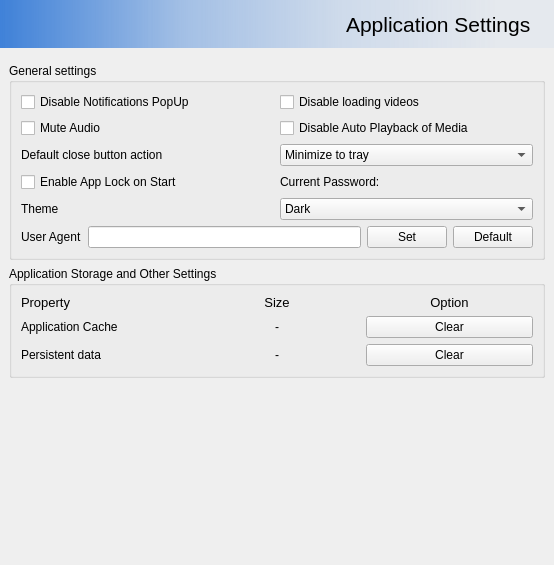
Above: src/settingswidget.ui from keshavbhatt/whatsie before the change. Below: the same form after it.
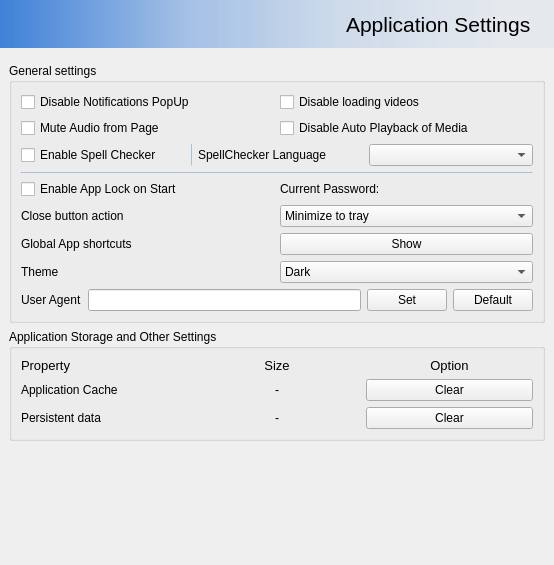
That is the form after the change. Icons and pictures are not drawn.

Commit message: spellcheck impl

The edit to the form file:
```diff
--- a/src/settingswidget.ui
+++ b/src/settingswidget.ui
@@ -104,64 +104,78 @@
          <string>General settings</string>
         </property>
         <layout class="QGridLayout" name="gridLayout_4">
-         <item row="0" column="0">
-          <layout class="QGridLayout" name="gridLayout">
-           <item row="0" column="0">
-            <widget class="QCheckBox" name="notificationCheckBox">
-             <property name="text">
-              <string>Disable Notifications PopUp</string>
-             </property>
-            </widget>
-           </item>
            <item row="1" column="0">
-            <widget class="QCheckBox" name="muteAudioCheckBox">
+          <layout class="QHBoxLayout" name="horizontalLayout_5">
+           <item>
+            <widget class="QCheckBox" name="enableSpellCheck">
              <property name="text">
-              <string>Mute Audio</string>
+              <string>Enable Spell Checker</string>
              </property>
             </widget>
            </item>
-           <item row="1" column="1">
-            <widget class="QCheckBox" name="autoPlayMediaCheckBox">
-             <property name="text">
-              <string>Disable Auto Playback of Media</string>
+           <item>
+            <widget class="Line" name="line">
+             <property name="minimumSize">
+              <size>
+               <width>1</width>
+               <height>0</height>
+              </size>
              </property>
+             <property name="maximumSize">
+              <size>
+               <width>1</width>
+               <height>16777215</height>
+              </size>
+             </property>
+             <property name="styleSheet">
+              <string notr="true">background-color: rgba(63, 129, 216, 48);</string>
+             </property>
+             <property name="frameShadow">
+              <enum>QFrame::Raised</enum>
+             </property>
+             <property name="orientation">
+              <enum>Qt::Vertical</enum>
+             </property>
             </widget>
            </item>
-           <item row="0" column="1">
-            <widget class="QCheckBox" name="disableVideosCheckBox">
+           <item>
+            <widget class="QLabel" name="label_8">
              <property name="text">
-              <string>Disable loading videos</string>
+              <string>SpellChecker Language</string>
              </property>
             </widget>
            </item>
+           <item>
+            <widget class="QComboBox" name="dictComboBox"/>
+           </item>
           </layout>
          </item>
-         <item row="5" column="0">
-          <layout class="QHBoxLayout" name="horizontalLayout_2">
+         <item row="4" column="0">
+          <layout class="QHBoxLayout" name="horizontalLayout">
            <item>
-            <widget class="QLabel" name="label_2">
+            <widget class="QLabel" name="label">
              <property name="text">
-              <string>Theme</string>
+              <string>Close button action</string>
              </property>
             </widget>
            </item>
            <item>
-            <widget class="QComboBox" name="themeComboBox">
+            <widget class="QComboBox" name="closeButtonActionComboBox">
              <item>
               <property name="text">
-               <string>Dark</string>
+               <string>Minimize to tray</string>
               </property>
              </item>
              <item>
               <property name="text">
-               <string>Light</string>
+               <string>Quit Application</string>
               </property>
              </item>
             </widget>
            </item>
           </layout>
          </item>
-         <item row="6" column="0">
+         <item row="7" column="0">
           <layout class="QHBoxLayout" name="horizontalLayout_3">
            <item>
             <widget class="QLabel" name="label_4">
@@ -197,32 +211,64 @@
            </item>
           </layout>
          </item>
+         <item row="6" column="0">
+          <layout class="QHBoxLayout" name="horizontalLayout_2">
+           <item>
+            <widget class="QLabel" name="label_2">
+             <property name="text">
+              <string>Theme</string>
+             </property>
+            </widget>
+           </item>
+           <item>
+            <widget class="QComboBox" name="themeComboBox">
+             <item>
+              <property name="text">
+               <string>Dark</string>
+              </property>
+             </item>
+             <item>
+              <property name="text">
+               <string>Light</string>
+              </property>
+             </item>
+            </widget>
+           </item>
+          </layout>
+         </item>
+         <item row="0" column="0">
+          <layout class="QGridLayout" name="gridLayout">
+           <item row="0" column="0">
+            <widget class="QCheckBox" name="notificationCheckBox">
+             <property name="text">
+              <string>Disable Notifications PopUp</string>
+             </property>
+            </widget>
+           </item>
+           <item row="1" column="0">
+            <widget class="QCheckBox" name="muteAudioCheckBox">
+             <property name="text">
+              <string>Mute Audio from Page</string>
+             </property>
+            </widget>
+           </item>
+           <item row="1" column="1">
+            <widget class="QCheckBox" name="autoPlayMediaCheckBox">
+             <property name="text">
+              <string>Disable Auto Playback of Media</string>
+             </property>
+            </widget>
+           </item>
+           <item row="0" column="1">
+            <widget class="QCheckBox" name="disableVideosCheckBox">
+             <property name="text">
+              <string>Disable loading videos</string>
+             </property>
+            </widget>
+           </item>
+          </layout>
+         </item>
          <item row="3" column="0">
-          <layout class="QHBoxLayout" name="horizontalLayout">
-           <item>
-            <widget class="QLabel" name="label">
-             <property name="text">
-              <string>Default close button action</string>
-             </property>
-            </widget>
-           </item>
-           <item>
-            <widget class="QComboBox" name="closeButtonActionComboBox">
-             <item>
-              <property name="text">
-               <string>Minimize to tray</string>
-              </property>
-             </item>
-             <item>
-              <property name="text">
-               <string>Quit Application</string>
-              </property>
-             </item>
-            </widget>
-           </item>
-          </layout>
-         </item>
-         <item row="4" column="0">
           <layout class="QHBoxLayout" name="horizontalLayout_4">
            <property name="topMargin">
             <number>0</number>
@@ -246,6 +292,53 @@
            </item>
           </layout>
          </item>
+         <item row="2" column="0">
+          <widget class="Line" name="line_2">
+           <property name="minimumSize">
+            <size>
+             <width>0</width>
+             <height>1</height>
+            </size>
+           </property>
+           <property name="maximumSize">
+            <size>
+             <width>16777215</width>
+             <height>1</height>
+            </size>
+           </property>
+           <property name="styleSheet">
+            <string notr="true">background-color: rgba(63, 129, 216, 48);</string>
+           </property>
+           <property name="frameShadow">
+            <enum>QFrame::Raised</enum>
+           </property>
+           <property name="orientation">
+            <enum>Qt::Horizontal</enum>
+           </property>
+          </widget>
+         </item>
+         <item row="5" column="0">
+          <layout class="QHBoxLayout" name="horizontalLayout_6">
+           <item>
+            <widget class="QLabel" name="label_9">
+             <property name="text">
+              <string>Global App shortcuts</string>
+             </property>
+            </widget>
+           </item>
+           <item>
+            <widget class="QPushButton" name="showShortcutsButton">
+             <property name="text">
+              <string>Show</string>
+             </property>
+             <property name="icon">
+              <iconset resource="icons.qrc">
+               <normaloff>:/icons/eye-line.png</normaloff>:/icons/eye-line.png</iconset>
+             </property>
+            </widget>
+           </item>
+          </layout>
+         </item>
         </layout>
        </widget>
       </item>
```
Lines whose indentation alone changed are shown as unchanged. The commit also changes 2 other files.
